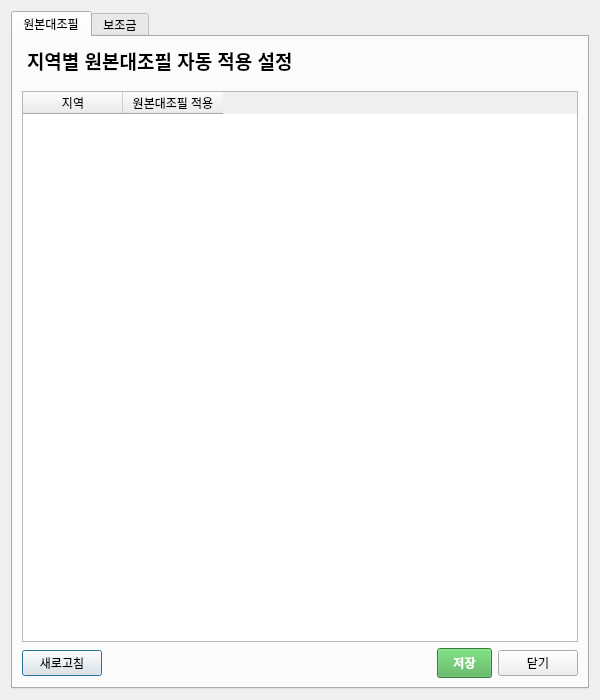
First picture: the form in ui/region_manager.ui, repository Glen-Lee-glitch/new_viewer, before the edit.
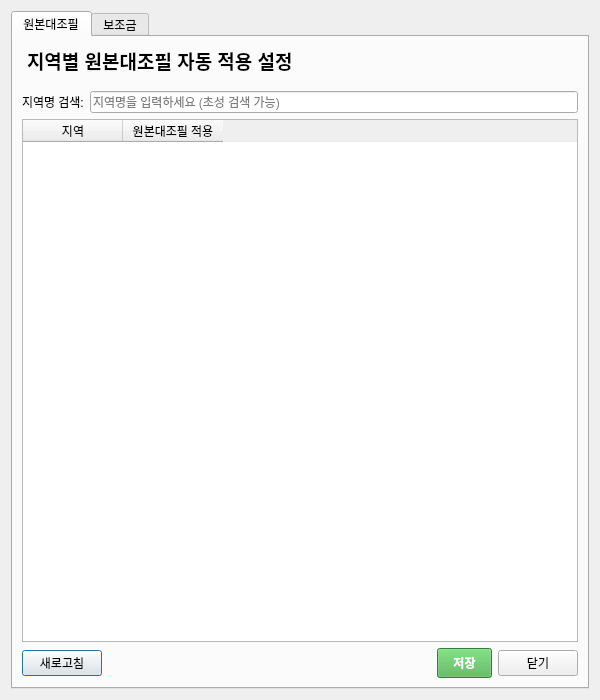
Second picture: the form after the edit.

Commit message: feat: 지역관리 창 지역명 검색 ui 추가

```diff
--- a/ui/region_manager.ui
+++ b/ui/region_manager.ui
@@ -34,6 +34,24 @@
          </property>
         </widget>
        </item>
+       <item>
+        <layout class="QHBoxLayout" name="search_layout">
+         <item>
+          <widget class="QLabel" name="label_search">
+           <property name="text">
+            <string>지역명 검색:</string>
+           </property>
+          </widget>
+         </item>
+         <item>
+          <widget class="QLineEdit" name="lineEdit_search">
+           <property name="placeholderText">
+            <string>지역명을 입력하세요 (초성 검색 가능)</string>
+           </property>
+          </widget>
+         </item>
+        </layout>
+       </item>
        <item>
         <widget class="QTableWidget" name="tableWidget_sealed">
          <column>
```
The commit also changes 1 other file.
